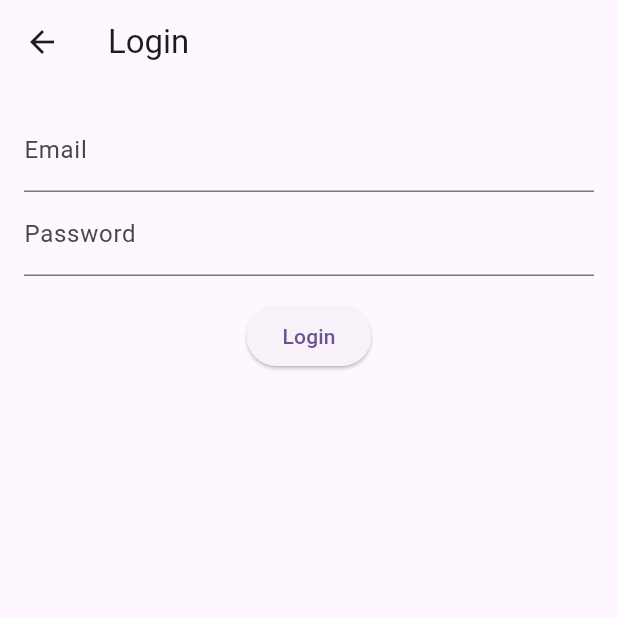
After one commit to kotlintpoint/Flutter-Http-Example, a Flutter app: the LoginScreen screen opened directly, on a phone screen of 412 x 824 dp, the top half of it. The commit adds this screen. Run offline on Flutter 3.47's test engine with Material 3 defaults, Android fonts, the phone set to English and light mode, and no system bars; our stand-ins replace dio, shared_preferences; accounts and stored records are empty; network calls fail.

Commit message:
Login Screen with Auth Service

```diff
--- /dev/null
+++ b/lib/login_screen.dart
@@ -0,0 +1,52 @@
+import 'package:flutter/material.dart';
+import 'package:flutter_http_demo/services/auth_service.dart';
+
+class LoginScreen extends StatefulWidget {
+
+  const LoginScreen({super.key});
+
+  @override
+  State<LoginScreen> createState() => _LoginScreenState();
+}
+
+class _LoginScreenState extends State<LoginScreen> {
+  final AuthService _authService = AuthService();
+  final TextEditingController _emailController = TextEditingController();
+  final TextEditingController _passwordController = TextEditingController();
+
+  void _login() async {
+    String? token = await _authService.login(
+      _emailController.text.trim(),
+      _passwordController.text.trim(),
+    );
+
+    if (token != null) {
+      ScaffoldMessenger.of(context).showSnackBar(
+        SnackBar(content: Text('Login Successful!')),
+      );
+      // Navigate to Home Screen
+    } else {
+      ScaffoldMessenger.of(context).showSnackBar(
+        SnackBar(content: Text('Invalid credentials!')),
+      );
+    }
+  }
+
+  @override
+  Widget build(BuildContext context) {
+    return Scaffold(
+      appBar: AppBar(title: Text('Login')),
+      body: Padding(
+        padding: EdgeInsets.all(16),
+        child: Column(
+          children: [
+            TextField(controller: _emailController, decoration: InputDecoration(labelText: 'Email')),
+            TextField(controller: _passwordController, decoration: InputDecoration(labelText: 'Password'), obscureText: true),
+            SizedBox(height: 16),
+            ElevatedButton(onPressed: _login, child: Text('Login')),
+          ],
+        ),
+      ),
+    );
+  }
+}
--- a/lib/main.dart
+++ b/lib/main.dart
@@ -1,7 +1,7 @@
 import 'package:flutter/material.dart';
 import 'package:flutter_http_demo/user_list.dart';
 
-void main() {
+void main() async {
   runApp(const MyApp());
 }
 
--- /dev/null
+++ b/lib/services/auth_service.dart
@@ -0,0 +1,102 @@
+import 'package:dio/dio.dart';
+import 'package:shared_preferences/shared_preferences.dart';
+
+class AuthService {
+  final Dio _dio = Dio(BaseOptions(
+    baseUrl: 'https://dummyjson.com',
+    connectTimeout: const Duration(seconds: 10),
+    receiveTimeout: const Duration(seconds: 10),
+    headers: {
+      "Content-Type": "application/json",
+    },
+  ));
+
+  AuthService() {
+    _dio.interceptors.add(InterceptorsWrapper(
+      onRequest: (options, handler) async {
+        String? token = await getToken();
+
+        if (token != null) {
+          options.headers["Authorization"] = "Bearer $token";
+        }
+        return handler.next(options);
+      },
+      onResponse: (response, handler) {
+        return handler.next(response);
+      },
+      onError: (DioException e, handler) {
+        if (e.response?.statusCode == 401) {
+          print("Unauthorized! Redirect to login.");
+        }
+        return handler.next(e);
+      },
+    ));
+  }
+
+
+  /// Saves JWT Token to local storage
+  Future<void> _saveToken(String token) async {
+    SharedPreferences prefs = await SharedPreferences.getInstance();
+    await prefs.setString('jwt_token', token);
+  }
+
+  /// Login API Call
+  Future<String?> login(String username, String password) async {
+    try {
+      Response response = await _dio.post('/auth/login', data: {
+        "username": username,
+        "password": password,
+      });
+
+      if (response.statusCode == 200) {
+        String token = response.data['accessToken'];
+        await _saveToken(token);
+        return token;
+      }
+    } on DioException catch (e) {
+      return _handleDioError(e);
+    }
+    return null;
+  }
+
+  /// Registration API Call
+  Future<String?> register(String name, String username, String password) async {
+    try {
+      Response response = await _dio.post('/auth/register', data: {
+        "name": name,
+        "username": username,
+        "password": password,
+      });
+
+      if (response.statusCode == 201) {
+        String token = response.data['token'];
+        await _saveToken(token);
+        return token;
+      }
+    } on DioException catch (e) {
+      return _handleDioError(e);
+    }
+    return null;
+  }
+
+  /// Logout: Clear JWT Token
+  Future<void> logout() async {
+    SharedPreferences prefs = await SharedPreferences.getInstance();
+    await prefs.remove('jwt_token');
+  }
+
+  /// Get Saved Token
+  Future<String?> getToken() async {
+    SharedPreferences prefs = await SharedPreferences.getInstance();
+    return prefs.getString('jwt_token');
+  }
+
+  /// Handle Dio Errors
+  String _handleDioError(DioException e) {
+    if (e.response != null) {
+      return e.response!.data['message'] ?? 'Something went wrong!';
+    } else {
+      return 'Network error! Check your internet connection.';
+    }
+  }
+}
--- a/lib/services/user_service.dart
+++ b/lib/services/user_service.dart
@@ -1,6 +1,5 @@
 
 import 'dart:convert';
-
 import 'package:http/http.dart' as http;
 import 'package:flutter_http_demo/models/user.dart';
 
--- a/pubspec.yaml
+++ b/pubspec.yaml
@@ -35,6 +35,8 @@ dependencies:
   # Use with the CupertinoIcons class for iOS style icons.
   cupertino_icons: ^1.0.8
   http: ^1.3.0
+  dio: ^5.8.0+1
+  shared_preferences: ^2.5.2
 
 dev_dependencies:
   flutter_test:
```
Also changed, not shown: pubspec.lock, 1 other file.
